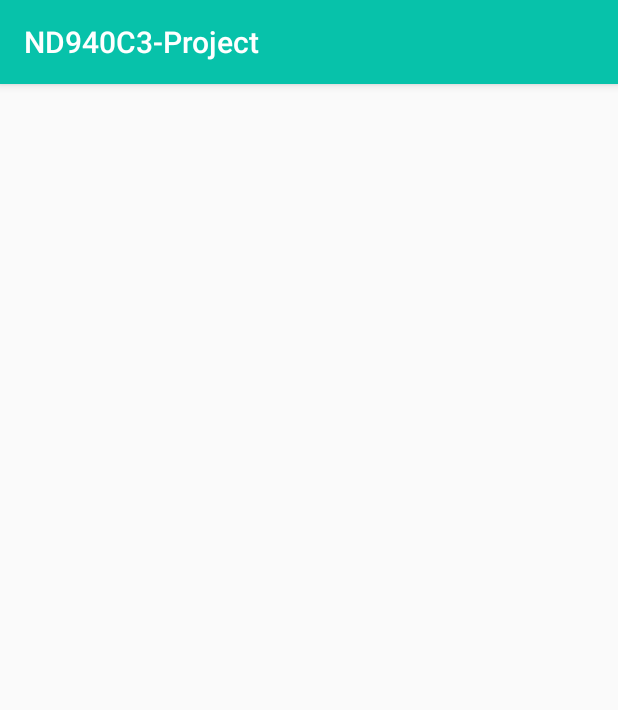
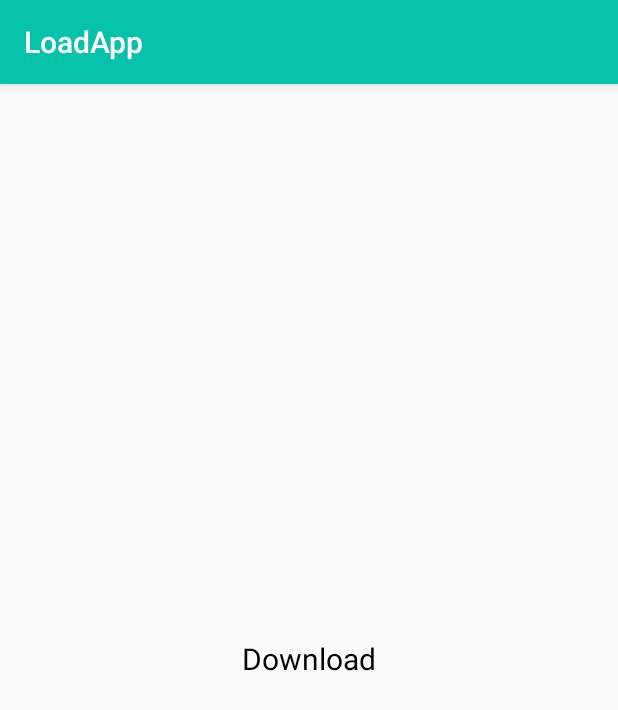
Before and after one commit to aeliusS/LoadApp, an Android app: the screen it shows after launch (MainActivity), on a phone screen of 412 x 824 dp. Shown: the top 710 px of the screen. Run offline under Robolectric (Android 15) with nearby library versions, the phone set to English and light mode, and no system bars.

Commit message:
working on custom button

```diff
--- a/app/src/main/java/com/udacity/LoadingButton.kt
+++ b/app/src/main/java/com/udacity/LoadingButton.kt
@@ -3,7 +3,10 @@ package com.udacity
 import android.animation.ValueAnimator
 import android.content.Context
 import android.graphics.Canvas
+import android.graphics.Color
+import android.graphics.Paint
 import android.util.AttributeSet
+import android.util.Log
 import android.view.View
 import kotlin.properties.Delegates
 
@@ -12,24 +15,52 @@ class LoadingButton @JvmOverloads constructor(
 ) : View(context, attrs, defStyleAttr) {
     private var widthSize = 0
     private var heightSize = 0
+    private var xTextCenter = 0.0f
+    private var yTextCenter = 0.0f
 
+    private val paint = Paint().apply {
+        isAntiAlias = true
+        strokeWidth = resources.getDimension(R.dimen.strokeWidth)
+        textSize = resources.getDimension(R.dimen.default_text_size)
+        textAlign = Paint.Align.CENTER
+        color = Color.BLACK
+    }
+
+    // use this as a pulse to animate the circle in the button
+    // https://medium.com/mindorks/android-property-animation-the-valueanimator-4ca173567cdb
     private val valueAnimator = ValueAnimator()
 
-    private var buttonState: ButtonState by Delegates.observable<ButtonState>(ButtonState.Completed) { p, old, new ->
+    // use the delegates observable to react to the different button states
+    private var buttonState: ButtonState by Delegates.observable<ButtonState>(ButtonState.Completed) { prop, old, new ->
 
     }
 
 
     init {
-
+        Log.d("LoadingButton", "Loaded LoadingButton class")
     }
 
 
-    override fun onDraw(canvas: Canvas?) {
+    override fun onDraw(canvas: Canvas) {
         super.onDraw(canvas)
-
+        // TODO: Draw rectangle
+        canvas.drawText(
+            context.getString(R.string.button_download),
+            xTextCenter,
+            yTextCenter,
+            paint
+        )
+        Log.d("LoadingButton", "Finished draw")
     }
 
+    override fun onSizeChanged(w: Int, h: Int, oldw: Int, oldh: Int) {
+        super.onSizeChanged(w, h, oldw, oldh)
+        xTextCenter = (w/2).toFloat()
+        yTextCenter = (h/2).toFloat() - ((paint.descent() + paint.ascent()) /2)
+    }
+
+    // https://medium.com/@quiro91/custom-view-mastering-onmeasure-a0a0bb11784d
+    // https://developer.android.com/training/custom-views/custom-drawing
     override fun onMeasure(widthMeasureSpec: Int, heightMeasureSpec: Int) {
         val minw: Int = paddingLeft + paddingRight + suggestedMinimumWidth
         val w: Int = resolveSizeAndState(minw, widthMeasureSpec, 1)
--- a/app/src/main/res/layout/content_main.xml
+++ b/app/src/main/res/layout/content_main.xml
@@ -12,11 +12,11 @@
     <com.udacity.LoadingButton
         android:id="@+id/custom_button"
         android:layout_width="0dp"
-        app:layout_constraintStart_toStartOf="parent"
-        app:layout_constraintEnd_toEndOf="parent"
         android:layout_height="60dp"
         android:layout_margin="20dp"
         app:layout_constraintBottom_toBottomOf="parent"
+        app:layout_constraintEnd_toEndOf="parent"
+        app:layout_constraintStart_toStartOf="parent"
         app:layout_constraintTop_toTopOf="parent" />
 
 </androidx.constraintlayout.widget.ConstraintLayout>
--- a/app/src/main/res/values/dimens.xml
+++ b/app/src/main/res/values/dimens.xml
@@ -2,4 +2,5 @@
     <dimen name="fab_margin">16dp</dimen>
 
     <dimen name="default_text_size">20sp</dimen>
+    <dimen name="strokeWidth">4dp</dimen>
 </resources>
--- a/app/src/main/res/values/strings.xml
+++ b/app/src/main/res/values/strings.xml
@@ -1,5 +1,5 @@
 <resources>
-    <string name="app_name">ND940C3-Project</string>
+    <string name="app_name">LoadApp</string>
     <string name="app_description">Download files from Internet</string>
     <string name="action_settings">Settings</string>
 
@@ -8,7 +8,7 @@
     <string name="notification_description">The Project 3 repository is downloaded</string>
     <string name="notification_button">See changes</string>
 
-    <string name="button_name">Click me</string>
+    <string name="button_download">Download</string>
     <string name="button_loading">We are loading </string>
     <string name="title_activity_detail">DetailActivity</string>
 </resources>
```
